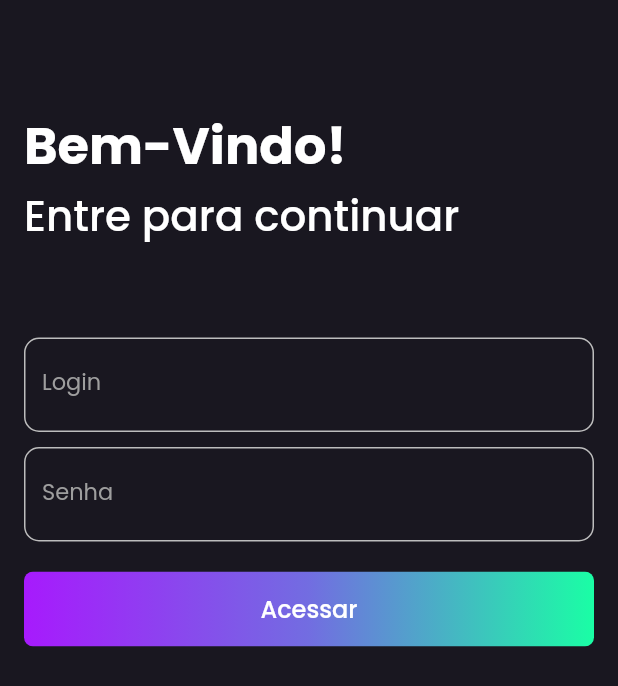
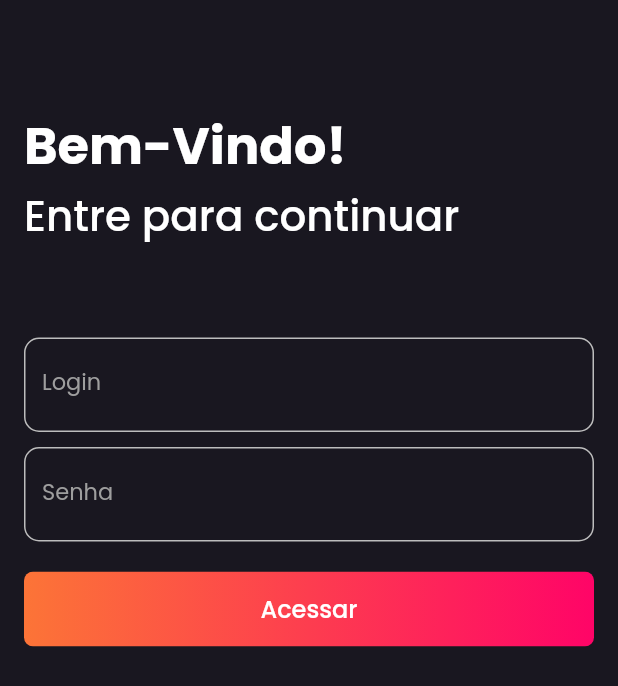
Before and after one commit to glaucohd/challenge-ewally, a Flutter app: the screen it shows after launch, on a phone screen of 412 x 824 dp. Shown: the top 686 px of the screen. Run offline on Flutter 3.47's test engine with Material 2 defaults, Android fonts, the phone set to English and light mode, and no system bars; our stand-ins replace google_fonts, shared_preferences; missing offline and left inert: money2; accounts and stored records are empty.

Commit message:
add color degrader

```diff
--- a/lib/constants/constants.dart
+++ b/lib/constants/constants.dart
@@ -34,8 +34,12 @@ const kLinearGradientCustom = LinearGradient(
   begin: Alignment.centerLeft,
   end: Alignment.centerRight,
   colors: [
-    Color(0xffa71afd),
-    Color(0xff726de1),
-    Color(0xff1afea5),
+    //Color(0xffa71afd),
+    //Color(0xff726de1),
+    //Color(0xff1afea5),
+
+    Color(0xffFC7437),
+    Color(0xffFD3D4F),
+    Color(0xffFF0467),
   ],
 );
```
